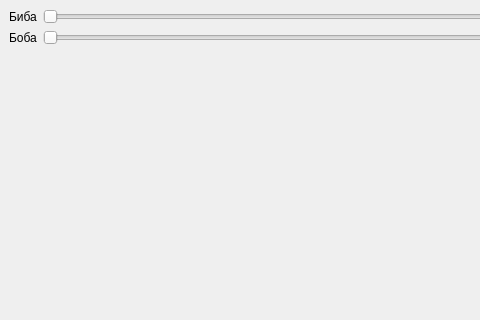
The window that assets/templates/MainWindow.ui (DmitriDanshin/mortar-and-pestle) describes before a commit, drawn with Qt 5; both pictures show x 0 to 480 and y 0 to 320 of the 968 by 551 pixel window.
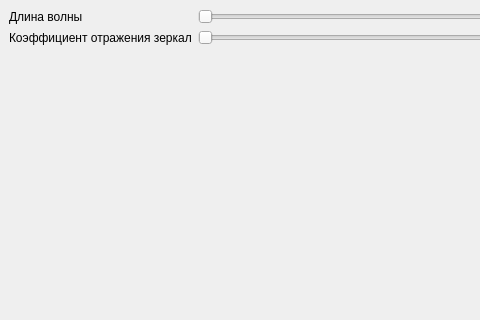
The same window after the commit.

Patch:
```diff
--- a/assets/templates/MainWindow.ui
+++ b/assets/templates/MainWindow.ui
@@ -33,14 +33,14 @@
          </size>
         </property>
         <property name="text">
-         <string>Биба</string>
+         <string>Длина волны</string>
         </property>
        </widget>
       </item>
       <item row="1" column="0">
        <widget class="QLabel" name="label_2">
         <property name="text">
-         <string>Боба</string>
+         <string>Коэффициент отражения зеркал</string>
         </property>
        </widget>
       </item>
```
Left out of the diff: 4 changed lines with no effect on the pictures.
